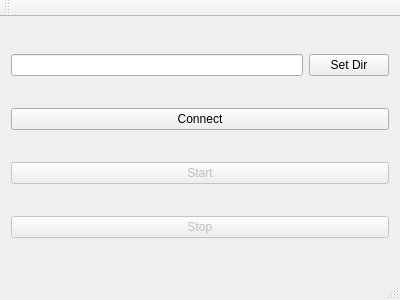
Old version of the form mainwindow.ui in the repository maruncz/pentax-wifi-tether.
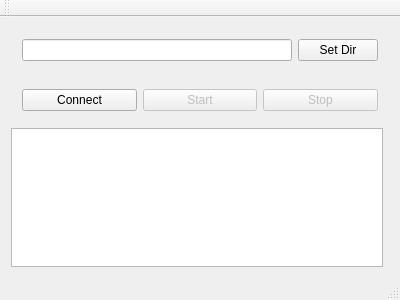
New version of the form.

```diff
--- a/mainwindow.ui
+++ b/mainwindow.ui
@@ -15,24 +15,45 @@
   </property>
   <widget class="QWidget" name="centralWidget">
    <layout class="QGridLayout" name="gridLayout">
-    <item row="0" column="0">
+    <item row="0" column="0" colspan="2">
+     <widget class="QWidget" name="widget" native="true">
+      <property name="sizePolicy">
+       <sizepolicy hsizetype="MinimumExpanding" vsizetype="Fixed">
+        <horstretch>0</horstretch>
+        <verstretch>0</verstretch>
+       </sizepolicy>
+      </property>
+      <layout class="QGridLayout" name="gridLayout_2">
+       <item row="1" column="0">
      <widget class="QLineEdit" name="lineEdit"/>
     </item>
-    <item row="0" column="1">
+       <item row="1" column="1">
      <widget class="QPushButton" name="pushButton">
       <property name="text">
        <string>Set Dir</string>
       </property>
      </widget>
     </item>
-    <item row="1" column="0" colspan="2">
+      </layout>
+     </widget>
+    </item>
+    <item row="2" column="0" colspan="2">
+     <widget class="QWidget" name="widget_2" native="true">
+      <property name="sizePolicy">
+       <sizepolicy hsizetype="MinimumExpanding" vsizetype="Fixed">
+        <horstretch>0</horstretch>
+        <verstretch>0</verstretch>
+       </sizepolicy>
+      </property>
+      <layout class="QGridLayout" name="gridLayout_3">
+       <item row="0" column="0">
      <widget class="QPushButton" name="buttonConnect">
       <property name="text">
        <string>Connect</string>
       </property>
      </widget>
     </item>
-    <item row="2" column="0" colspan="2">
+       <item row="0" column="1">
      <widget class="QPushButton" name="buttonStart">
       <property name="enabled">
        <bool>false</bool>
@@ -42,7 +63,7 @@
       </property>
      </widget>
     </item>
-    <item row="3" column="0" colspan="2">
+       <item row="0" column="2">
      <widget class="QPushButton" name="buttonStop">
       <property name="enabled">
        <bool>false</bool>
@@ -51,6 +72,12 @@
        <string>Stop</string>
       </property>
      </widget>
+       </item>
+      </layout>
+     </widget>
+    </item>
+    <item row="3" column="0">
+     <widget class="QListView" name="listView"/>
     </item>
    </layout>
   </widget>
```
Lines whose indentation alone changed are shown as unchanged.
